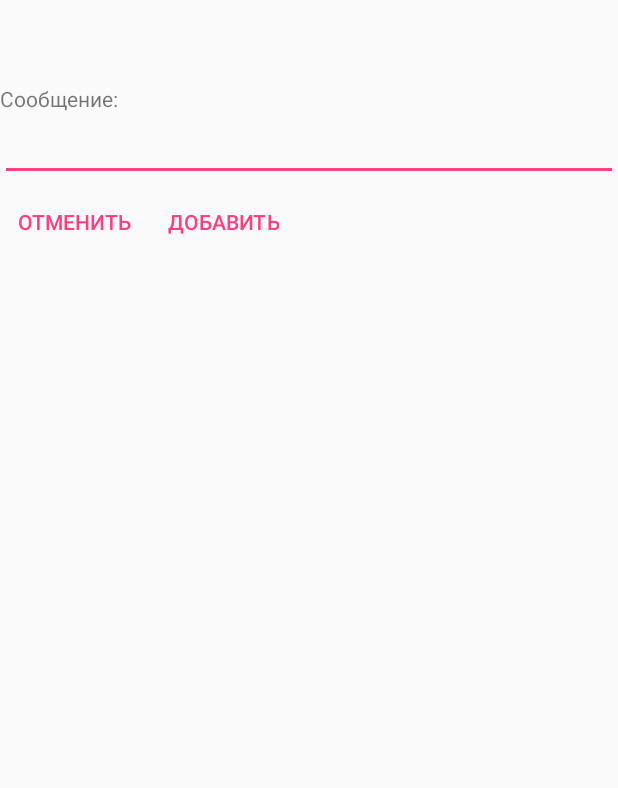
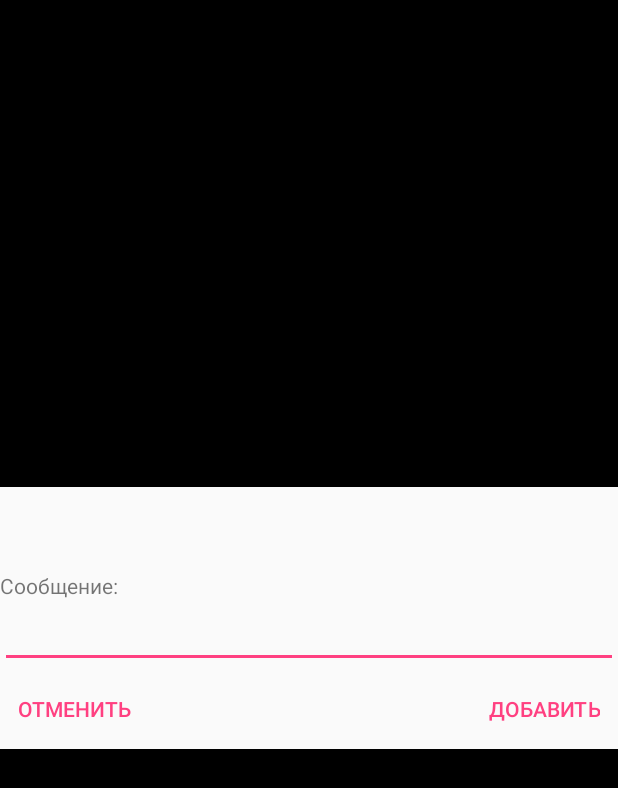
Before and after one commit to yarplux/Android_notesProject, an Android app: the AddActivity screen opened directly, with no data from a screen before it, on a phone screen of 412 x 824 dp. Shown: the top 788 px of the screen. Run offline under Robolectric (Android 15) with nearby library versions, the phone set to English and light mode, and no system bars.

Commit message:
Twitter Задание #2 (Android). +
Функционал:

   + Всплывающее окно теперь выглядит всплывающим
   + Исправлена недоработка со слоями при свайпе (под кнопками видно было надписи)
   + Кнопки Сохранить и Отмена теперь с разных сторон

```diff
--- a/app/src/main/AndroidManifest.xml
+++ b/app/src/main/AndroidManifest.xml
@@ -19,11 +19,12 @@
         <activity android:name=".MainActivity">
             <intent-filter>
                 <action android:name="android.intent.action.MAIN" />
-
                 <category android:name="android.intent.category.LAUNCHER" />
             </intent-filter>
         </activity>
-        <activity android:name=".AddActivity">
+        <activity
+            android:name=".AddActivity"
+            android:theme="@style/AppTheme.Floating">
             <intent-filter>
                 <action android:name="android.intent.action.MAIN" />
             </intent-filter>
--- a/app/src/main/java/com/shifu/user/twitter_project/AddActivity.java
+++ b/app/src/main/java/com/shifu/user/twitter_project/AddActivity.java
@@ -1,15 +1,19 @@
 package com.shifu.user.twitter_project;
 
 import android.content.Intent;
+import android.graphics.Point;
 import android.support.v7.app.AppCompatActivity;
+import android.view.Display;
+import android.view.Gravity;
 import android.view.View;
 import android.os.Bundle;
+import android.view.Window;
+import android.view.WindowManager;
 import android.widget.Button;
 import android.widget.EditText;
 
 public class AddActivity extends AppCompatActivity {
 
-    private Integer position;
     Button savebutton;
     Button canselbutton;
     EditText text;
@@ -19,22 +23,46 @@ public class AddActivity extends AppCompatActivity {
     @Override
     public void onAttachedToWindow() {
         super.onAttachedToWindow();
+
+//        final View view = getWindow().getDecorView();
+//        final WindowManager.LayoutParams lp = (WindowManager.LayoutParams) view.getLayoutParams();
 //
-//        if (getResources().getBoolean(R.bool.is_tablet) && mOpenAsSmallWindow) {
-//            final View view = getWindow().getDecorView();
-//            final WindowManager.LayoutParams lp = (WindowManager.LayoutParams) view.getLayoutParams();
-//
-//            lp.gravity = Gravity.CENTER;
-//
-//            lp.width = mActivityWindowWidth;
-//            lp.height = mActivityWindowHeight;
-//            getWindowManager().updateViewLayout(view, lp);
-//        }
+//        lp.gravity = Gravity.CENTER;
+//        getWindowManager().updateViewLayout(view, lp);
+
+
     }
 
     @Override
     public void onCreate(Bundle savedInstanceState) {
         super.onCreate(savedInstanceState);
+
+//        // Creates the layout for the window and the look of it
+//        requestWindowFeature(Window.FEATURE_SWIPE_TO_DISMISS);
+//        getWindow().setFlags(WindowManager.LayoutParams.FLAG_FULLSCREEN,
+//                WindowManager.LayoutParams.FLAG_FULLSCREEN);
+
+//        // Params for the window.
+//        // You can easily set the alpha and the dim behind the window from here
+//        WindowManager.LayoutParams params = getWindow().getAttributes();
+//        params.alpha = 1.0f;    // lower than one makes it more transparent
+//        params.dimAmount = 1f;  // set it higher if you want to dim behind the window
+//        getWindow().setAttributes(params);
+
+        // Gets the display size so that you can set the window to a percent of that
+        Display display = getWindowManager().getDefaultDisplay();
+        Point size = new Point();
+        display.getSize(size);
+        int width = size.x;
+        int height = size.y;
+
+        // You could also easily used an integer value from the shared preferences to set the percent
+        if (height > width) {
+            getWindow().setLayout((int) (width * .9), (int) (height * .7));
+        } else {
+            getWindow().setLayout((int) (width * .7), (int) (height * .8));
+        }
+
         setContentView(R.layout.activity_add);
 
         savebutton = findViewById(R.id.button_save);
--- a/app/src/main/java/com/shifu/user/twitter_project/SwipeController.java
+++ b/app/src/main/java/com/shifu/user/twitter_project/SwipeController.java
@@ -221,6 +221,10 @@ public class SwipeController extends ItemTouchHelper.Callback {
 
     public void onDraw(Canvas c) {
         if (currentItemViewHolder != null) {
+            Paint p = new Paint();
+            p.setColor(Color.WHITE);
+            p.setStyle(Paint.Style.FILL);
+            c.drawPaint(p);
             drawButtons(c, currentItemViewHolder);
         }
     }
--- a/app/src/main/res/layout/activity_add.xml
+++ b/app/src/main/res/layout/activity_add.xml
@@ -1,8 +1,9 @@
 <?xml version="1.0" encoding="utf-8"?>
 <LinearLayout xmlns:android="http://schemas.android.com/apk/res/android"
-    android:layout_width="match_parent"
-    android:layout_height="match_parent"
-    android:orientation="vertical">
+    android:layout_width="wrap_content"
+    android:layout_height="wrap_content"
+    android:orientation="vertical"
+    android:background = "@android:color/transparent">
 
         <TextView
             android:layout_width="match_parent"
@@ -18,10 +19,9 @@
             android:layout_height="wrap_content"
             android:inputType="text|textAutoCorrect|textMultiLine" />
 
-    <LinearLayout
-        android:layout_width="wrap_content"
+        <RelativeLayout
+            android:layout_width="match_parent"
             android:layout_height="wrap_content"
-        android:orientation="horizontal"
             style="?android:attr/buttonBarStyle">
 
             <Button
@@ -29,7 +29,7 @@
                 style="?android:attr/buttonBarButtonStyle"
                 android:layout_width="wrap_content"
                 android:layout_height="wrap_content"
-            android:layout_gravity="end"
+                android:layout_alignParentStart="true"
                 android:text="@string/cansel" />
 
             <Button
@@ -37,9 +37,9 @@
                 style="?android:attr/buttonBarButtonStyle"
                 android:layout_width="wrap_content"
                 android:layout_height="wrap_content"
-        android:layout_gravity="end"
+                android:layout_alignParentEnd="true"
                 android:text="@string/add" />
 
-    </LinearLayout>
+        </RelativeLayout>
 
 </LinearLayout>
--- a/app/src/main/res/values/colors.xml
+++ b/app/src/main/res/values/colors.xml
@@ -3,7 +3,6 @@
     <color name="colorPrimary">#3F51B5</color>
     <color name="colorPrimaryDark">#303F9F</color>
     <color name="colorAccent">#FF4081</color>
-    <color name="bg_row_background">#fa315b</color>
     <color name="item_name">#535353</color>
     <color name="description">#a9a9a9</color>
 </resources>
--- a/app/src/main/res/values/dimens.xml
+++ b/app/src/main/res/values/dimens.xml
@@ -1,7 +1,7 @@
 <?xml version="1.0" encoding="utf-8"?>
 <resources>
     <dimen name="text_margin">16dp</dimen>
-    <dimen name="padd_10">10dp</dimen>
+    <dimen name="padd_10">10sp</dimen>
     <dimen name="ic_delete">30dp</dimen>
     <dimen name="thumbnail">90dp</dimen>
 
```
Also changed, not shown: app/src/main/res/layout/fr_msg.xml (+3 -19 lines). Lines whose indentation alone changed are shown as unchanged.
